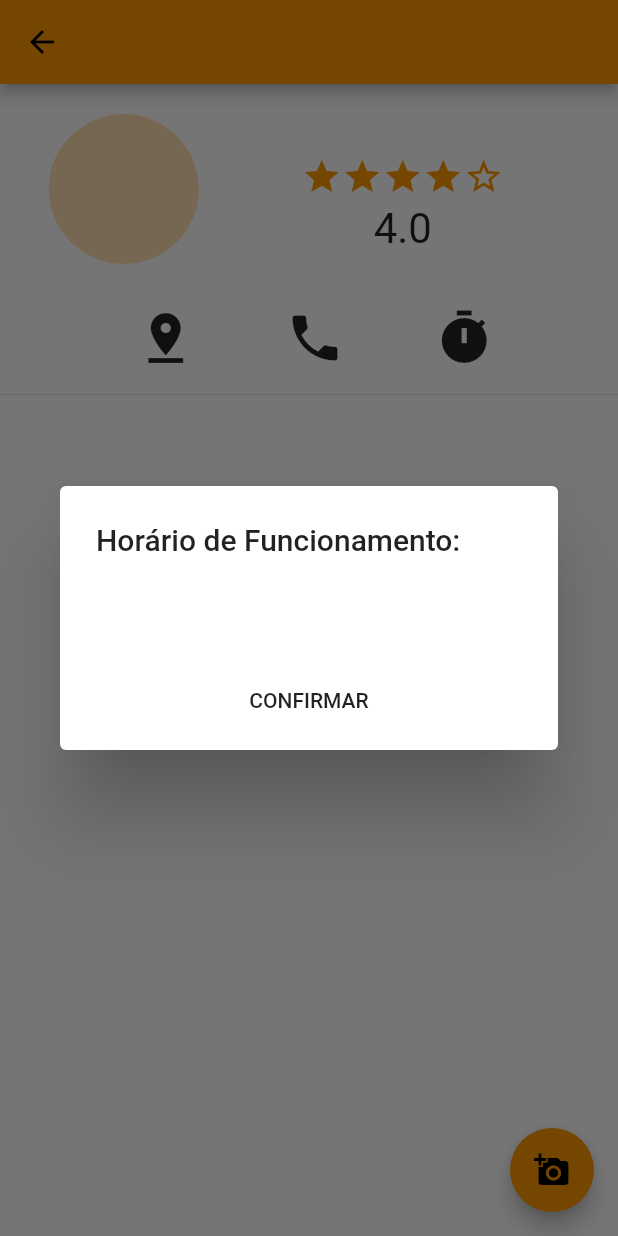
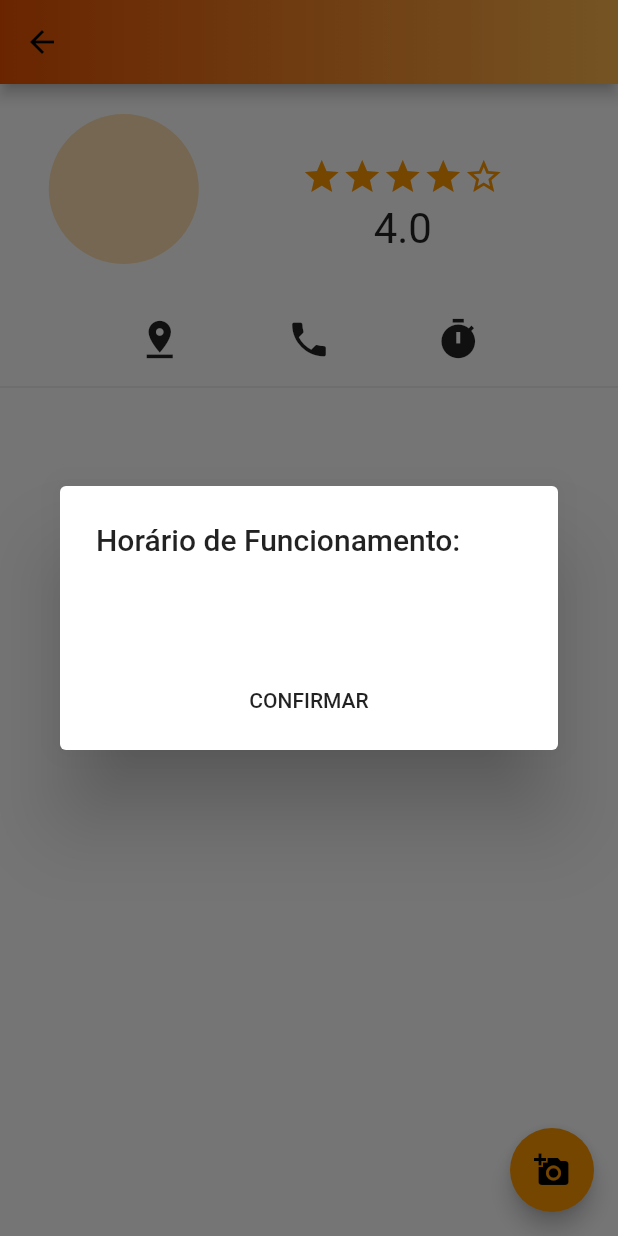
Before and after one commit to matheusplannerer/ofertas, a Flutter app: the PerfilEmpresaTestePage screen opened directly with empty values, after a tap on the "timer" icon, on a phone screen of 412 x 824 dp. Run offline on Flutter 3.47's test engine with Material 2 defaults, Android fonts, the phone set to English and light mode, and no system bars; drawn by our look-alikes of smooth_star_rating; our stand-ins replace cloud_firestore, datetime_picker_formfield, firebase_auth, firebase_storage, gradient_app_bar, image_picker; missing offline and left inert: load; accounts and stored records are empty; network calls fail.

Commit message:
Gradiente
Coloquei o plugin de gradient_app_bar para colocar a cor do jeito que o silver quer. Só mudei algumas paginas

```diff
--- a/lib/perfil_empresa_teste.dart
+++ b/lib/perfil_empresa_teste.dart
@@ -4,6 +4,7 @@ import 'package:flutter/material.dart';
 import 'package:ofertas/crop.dart';
 import 'package:ofertas/teste.dart';
 import 'package:smooth_star_rating/smooth_star_rating.dart';
+import 'package:gradient_app_bar/gradient_app_bar.dart';
 
 class PerfilEmpresaTestePage extends StatefulWidget {
   PerfilEmpresaTestePage(this.empresaID);
@@ -26,7 +27,9 @@ class _PerfilEmpresaTestePageState extends State<PerfilEmpresaTestePage> {
 
   bool puxouFotos = false;
 
-  _PerfilEmpresaTestePageState(this.empresaID);
+  _PerfilEmpresaTestePageState(this.empresaID){
+    getFoto();
+  }
 
   Future<String> getFoto() async {
     foto = await ref.getDownloadURL();
@@ -41,9 +44,18 @@ class _PerfilEmpresaTestePageState extends State<PerfilEmpresaTestePage> {
     print(empresaID);
     return Scaffold(
       backgroundColor: Colors.white,
-      appBar: AppBar(
-        actions: <Widget>[],
+      appBar: GradientAppBar(
+        gradient: LinearGradient(
+          colors: [
+            Colors.orange[900],
+            Colors.orange[300]
+          ]
+        ),
+
       ),
+      // appBar: AppBar(
+      //   actions: <Widget>[],
+      // ),
       body: FutureBuilder<DocumentSnapshot>(
           future: Firestore.instance
               .collection('empresas')
@@ -111,6 +123,9 @@ class _PerfilEmpresaTestePageState extends State<PerfilEmpresaTestePage> {
                           ],
                         ),
                       ),
+                      SizedBox(
+                        height: 5,
+                      ),
                       Row(
                         mainAxisAlignment: MainAxisAlignment.center,
                         children: <Widget>[
@@ -136,7 +151,7 @@ class _PerfilEmpresaTestePageState extends State<PerfilEmpresaTestePage> {
                                   },
                                   context: context);
                             },
-                            icon: Icon(Icons.pin_drop, size: 40),
+                            icon: Icon(Icons.pin_drop, size: 30),
                           ),
                           SizedBox(
                             width: MediaQuery.of(context).size.width / 8,
@@ -160,7 +175,7 @@ class _PerfilEmpresaTestePageState extends State<PerfilEmpresaTestePage> {
                                   },
                                   context: context);
                             },
-                            icon: Icon(Icons.phone, size: 40),
+                            icon: Icon(Icons.phone, size: 30),
                           ),
                           SizedBox(
                             width: MediaQuery.of(context).size.width / 8,
@@ -184,7 +199,7 @@ class _PerfilEmpresaTestePageState extends State<PerfilEmpresaTestePage> {
                                   },
                                   context: context);
                             },
-                            icon: Icon(Icons.timer, size: 40),
+                            icon: Icon(Icons.timer, size: 30),
                           ),
                           SizedBox(
                             width: MediaQuery.of(context).size.width / 8,
@@ -192,7 +207,7 @@ class _PerfilEmpresaTestePageState extends State<PerfilEmpresaTestePage> {
                         ],
                       ),
                       SizedBox(
-                        height: 10,
+                        height: 0,
                       ),
                       Divider(),
                       SizedBox(
--- a/pubspec.yaml
+++ b/pubspec.yaml
@@ -28,6 +28,7 @@ dependencies:
   image_picker: ^0.6.0
   page_transition: ^1.1.0
   smooth_star_rating: ^1.0.3
+  gradient_app_bar: ^0.1.3
 
 
   flutter:
```
Also changed, not shown: lib/cadastro_empresa.dart (+20 -10 lines), pubspec.lock.
